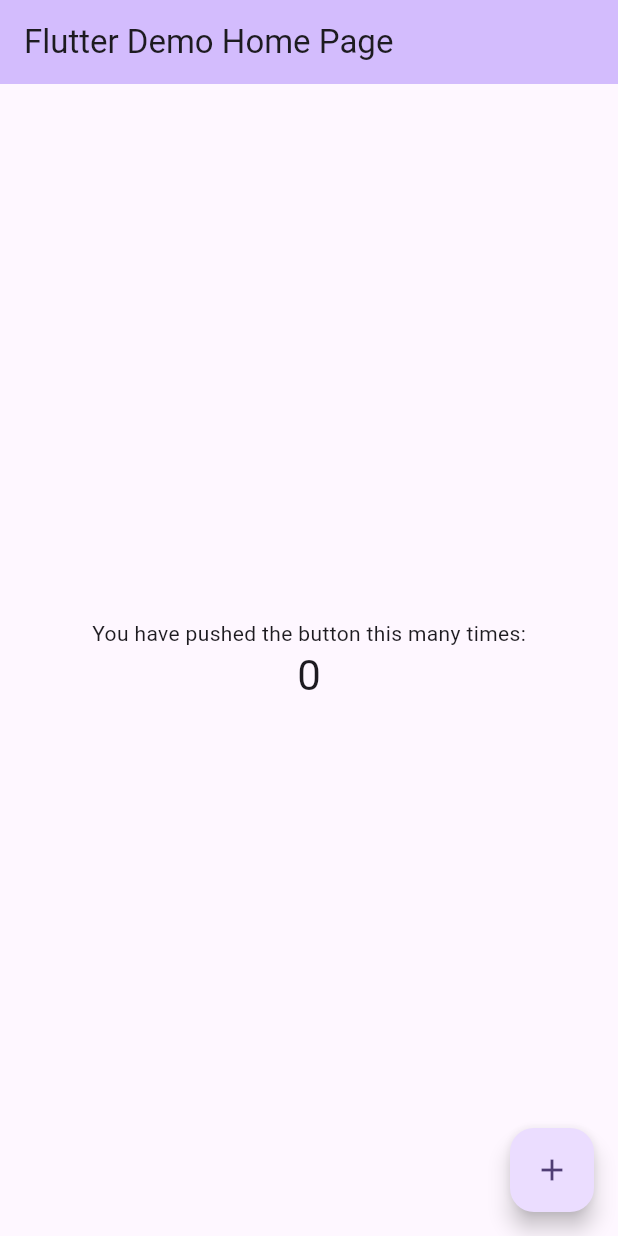
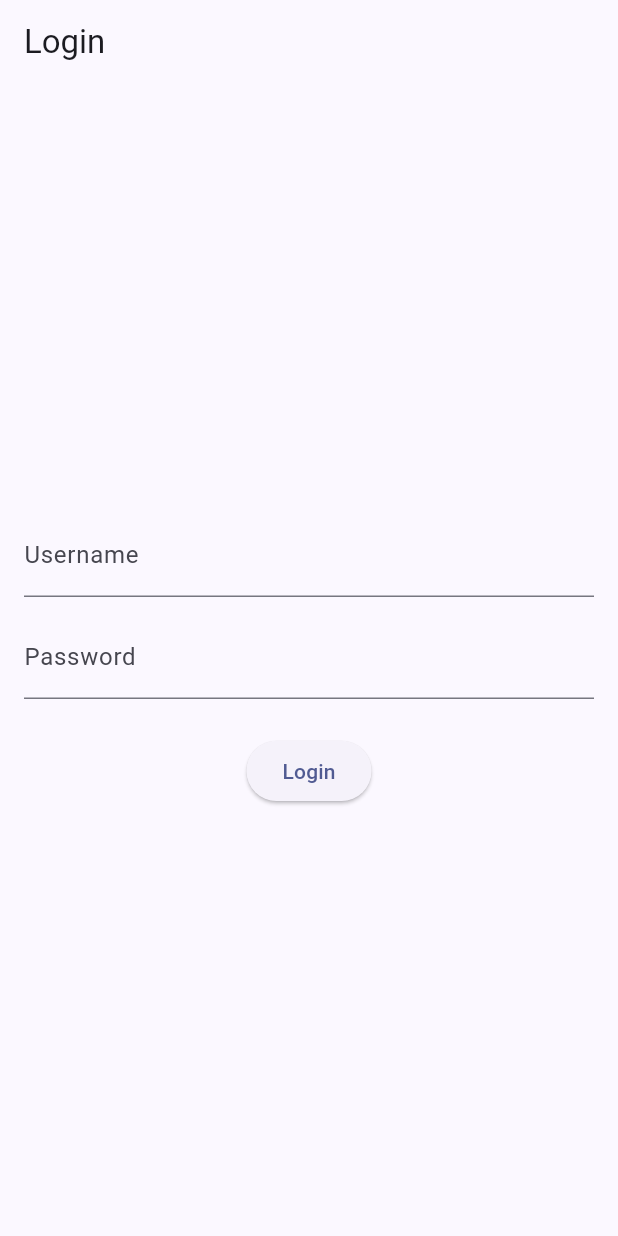
Before and after one commit to F08PBP/PagePerfectMobile, a Flutter app: the screen it shows after launch, on a phone screen of 412 x 824 dp. Run offline on Flutter 3.47's test engine with Material 3 defaults, Android fonts, the light colour scheme and no system bars; missing offline and left inert: pbp_django_auth.

Commit message:
Login template

```diff
--- a/lib/main.dart
+++ b/lib/main.dart
@@ -1,125 +1,30 @@
 import 'package:flutter/material.dart';
+import 'package:pbp_django_auth/pbp_django_auth.dart';
+import 'package:provider/provider.dart';
+import 'package:pageperfectmobile/screens/umum/landing.dart';
+import 'package:pageperfectmobile/screens/umum/login.dart';
 
 void main() {
   runApp(const MyApp());
 }
 
 class MyApp extends StatelessWidget {
-  const MyApp({super.key});
+  const MyApp({Key? key}) : super(key: key);
 
-  // This widget is the root of your application.
   @override
   Widget build(BuildContext context) {
-    return MaterialApp(
-      title: 'Flutter Demo',
-      theme: ThemeData(
-        // This is the theme of your application.
-        //
-        // TRY THIS: Try running your application with "flutter run". You'll see
-        // the application has a blue toolbar. Then, without quitting the app,
-        // try changing the seedColor in the colorScheme below to Colors.green
-        // and then invoke "hot reload" (save your changes or press the "hot
-        // reload" button in a Flutter-supported IDE, or press "r" if you used
-        // the command line to start the app).
-        //
-        // Notice that the counter didn't reset back to zero; the application
-        // state is not lost during the reload. To reset the state, use hot
-        // restart instead.
-        //
-        // This works for code too, not just values: Most code changes can be
-        // tested with just a hot reload.
-        colorScheme: ColorScheme.fromSeed(seedColor: Colors.deepPurple),
-        useMaterial3: true,
-      ),
-      home: const MyHomePage(title: 'Flutter Demo Home Page'),
+    return Provider(
+      create: (_) {
+        CookieRequest request = CookieRequest();
+        return request;
+      },
+      child: MaterialApp(
+          title: 'Flutter App',
+          theme: ThemeData(
+            colorScheme: ColorScheme.fromSeed(seedColor: Colors.indigo),
+            useMaterial3: true,
+          ),
+          home: LoginPage()),
     );
   }
 }
-
-class MyHomePage extends StatefulWidget {
-  const MyHomePage({super.key, required this.title});
-
-  // This widget is the home page of your application. It is stateful, meaning
-  // that it has a State object (defined below) that contains fields that affect
-  // how it looks.
-
-  // This class is the configuration for the state. It holds the values (in this
-  // case the title) provided by the parent (in this case the App widget) and
-  // used by the build method of the State. Fields in a Widget subclass are
-  // always marked "final".
-
-  final String title;
-
-  @override
-  State<MyHomePage> createState() => _MyHomePageState();
-}
-
-class _MyHomePageState extends State<MyHomePage> {
-  int _counter = 0;
-
-  void _incrementCounter() {
-    setState(() {
-      // This call to setState tells the Flutter framework that something has
-      // changed in this State, which causes it to rerun the build method below
-      // so that the display can reflect the updated values. If we changed
-      // _counter without calling setState(), then the build method would not be
-      // called again, and so nothing would appear to happen.
-      _counter++;
-    });
-  }
-
-  @override
-  Widget build(BuildContext context) {
-    // This method is rerun every time setState is called, for instance as done
-    // by the _incrementCounter method above.
-    //
-    // The Flutter framework has been optimized to make rerunning build methods
-    // fast, so that you can just rebuild anything that needs updating rather
-    // than having to individually change instances of widgets.
-    return Scaffold(
-      appBar: AppBar(
-        // TRY THIS: Try changing the color here to a specific color (to
-        // Colors.amber, perhaps?) and trigger a hot reload to see the AppBar
-        // change color while the other colors stay the same.
-        backgroundColor: Theme.of(context).colorScheme.inversePrimary,
-        // Here we take the value from the MyHomePage object that was created by
-        // the App.build method, and use it to set our appbar title.
-        title: Text(widget.title),
-      ),
-      body: Center(
-        // Center is a layout widget. It takes a single child and positions it
-        // in the middle of the parent.
-        child: Column(
-          // Column is also a layout widget. It takes a list of children and
-          // arranges them vertically. By default, it sizes itself to fit its
-          // children horizontally, and tries to be as tall as its parent.
-          //
-          // Column has various properties to control how it sizes itself and
-          // how it positions its children. Here we use mainAxisAlignment to
-          // center the children vertically; the main axis here is the vertical
-          // axis because Columns are vertical (the cross axis would be
-          // horizontal).
-          //
-          // TRY THIS: Invoke "debug painting" (choose the "Toggle Debug Paint"
-          // action in the IDE, or press "p" in the console), to see the
-          // wireframe for each widget.
-          mainAxisAlignment: MainAxisAlignment.center,
-          children: <Widget>[
-            const Text(
-              'You have pushed the button this many times:',
-            ),
-            Text(
-              '$_counter',
-              style: Theme.of(context).textTheme.headlineMedium,
-            ),
-          ],
-        ),
-      ),
-      floatingActionButton: FloatingActionButton(
-        onPressed: _incrementCounter,
-        tooltip: 'Increment',
-        child: const Icon(Icons.add),
-      ), // This trailing comma makes auto-formatting nicer for build methods.
-    );
-  }
-}
--- /dev/null
+++ b/lib/screens/umum/login.dart
@@ -0,0 +1,118 @@
+// ignore_for_file: use_build_context_synchronously
+
+import 'package:flutter/material.dart';
+import 'package:pbp_django_auth/pbp_django_auth.dart';
+import 'package:provider/provider.dart';
+import 'package:pageperfectmobile/screens/temporary/menu.dart';
+
+void main() {
+  runApp(const LoginApp());
+}
+
+class LoginApp extends StatelessWidget {
+  const LoginApp({super.key});
+
+  @override
+  Widget build(BuildContext context) {
+    return MaterialApp(
+      title: 'Login',
+      theme: ThemeData(
+        primarySwatch: Colors.blue,
+      ),
+      home: const LoginPage(),
+    );
+  }
+}
+
+class LoginPage extends StatefulWidget {
+  const LoginPage({super.key});
+
+  @override
+  // ignore: library_private_types_in_public_api
+  _LoginPageState createState() => _LoginPageState();
+}
+
+class _LoginPageState extends State<LoginPage> {
+  final TextEditingController _usernameController = TextEditingController();
+  final TextEditingController _passwordController = TextEditingController();
+
+  @override
+  Widget build(BuildContext context) {
+    final request = context.watch<CookieRequest>();
+    return Scaffold(
+      appBar: AppBar(
+        title: const Text('Login'),
+      ),
+      body: Container(
+        padding: const EdgeInsets.all(16.0),
+        child: Column(
+          mainAxisAlignment: MainAxisAlignment.center,
+          children: [
+            TextField(
+              controller: _usernameController,
+              decoration: const InputDecoration(
+                labelText: 'Username',
+              ),
+            ),
+            const SizedBox(height: 12.0),
+            TextField(
+              controller: _passwordController,
+              decoration: const InputDecoration(
+                labelText: 'Password',
+              ),
+              obscureText: true,
+            ),
+            const SizedBox(height: 24.0),
+            ElevatedButton(
+              onPressed: () async {
+                String username = _usernameController.text;
+                String password = _passwordController.text;
+
+                // Cek kredensial
+                // TODO: Ganti URL dan jangan lupa tambahkan trailing slash (/) di akhir URL!
+                // Untuk menyambungkan Android emulator dengan Django pada localhost,
+                // gunakan URL http://10.0.2.2/
+                final response =
+                    await request.login("https://localhost:8000/auth/login/", {
+                  'username': username,
+                  'password': password,
+                });
+                print(response);
+
+                if (request.loggedIn) {
+                  String message = response['message'];
+                  String uname = response['username'];
+                  Navigator.pushReplacement(
+                    context,
+                    MaterialPageRoute(builder: (context) => MyHomePage()),
+                  );
+                  ScaffoldMessenger.of(context)
+                    ..hideCurrentSnackBar()
+                    ..showSnackBar(SnackBar(
+                        content: Text("$message Selamat datang, $uname.")));
+                } else {
+                  showDialog(
+                    context: context,
+                    builder: (context) => AlertDialog(
+                      title: const Text('Login Gagal'),
+                      content: Text(response['message']),
+                      actions: [
+                        TextButton(
+                          child: const Text('OK'),
+                          onPressed: () {
+                            Navigator.pop(context);
+                          },
+                        ),
+                      ],
+                    ),
+                  );
+                }
+              },
+              child: const Text('Login'),
+            ),
+          ],
+        ),
+      ),
+    );
+  }
+}
--- a/pubspec.yaml
+++ b/pubspec.yaml
@@ -35,6 +35,8 @@ dependencies:
   # The following adds the Cupertino Icons font to your application.
   # Use with the CupertinoIcons class for iOS style icons.
   cupertino_icons: ^1.0.2
+  provider: ^6.1.1
+  pbp_django_auth: ^0.4.0
 
 dev_dependencies:
   flutter_test:
```
Also changed, not shown: lib/screens/temporary/menu.dart (added, +74 -0 lines), lib/widgets/left_drawer.dart (added, +81 -0 lines), lib/widgets/shop_card.dart (added, +81 -0 lines), lib/screens/umum/landing.dart (added), pubspec.lock, 1 other file.
